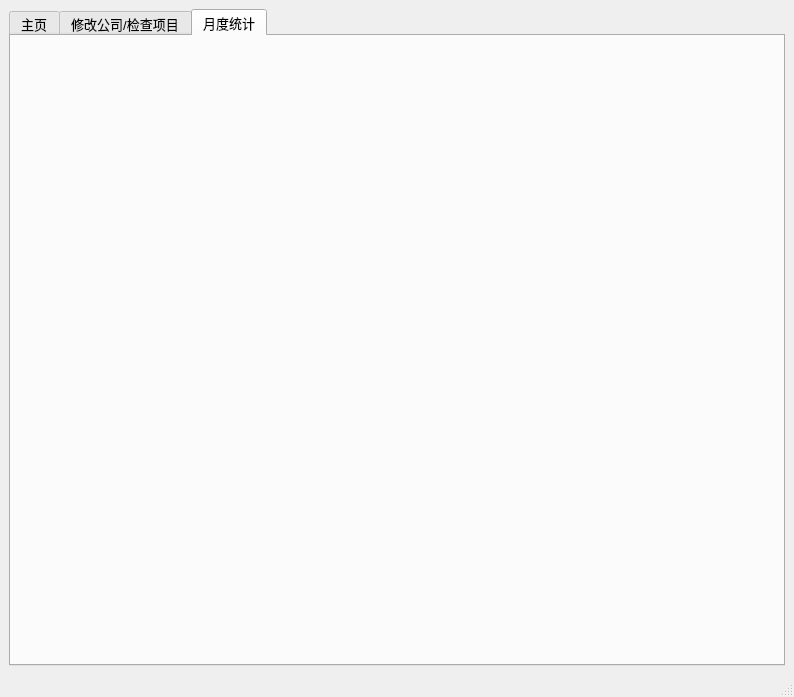
Qt form demo_main_window.ui (passballking/Medi_Statistics-pyqt5-) before a commit.
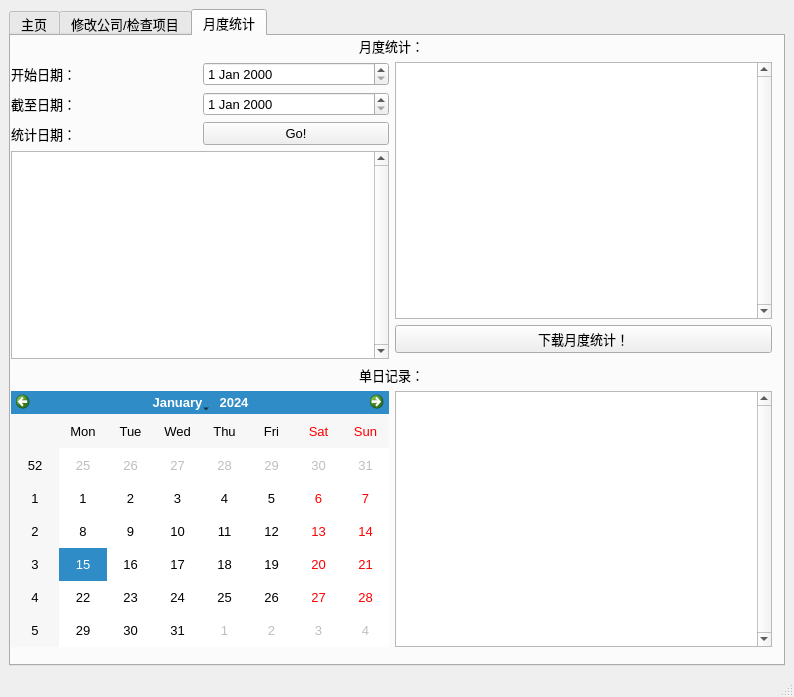
The same form after that commit. The open tabs and pages were chosen to show the change.

Diff of the .ui file:
```diff
--- a/demo_main_window.ui
+++ b/demo_main_window.ui
@@ -288,6 +288,107 @@
        <attribute name="title">
         <string>月度统计</string>
        </attribute>
+       <widget class="QWidget" name="layoutWidget">
+        <property name="geometry">
+         <rect>
+          <x>0</x>
+          <y>0</y>
+          <width>761</width>
+          <height>611</height>
+         </rect>
+        </property>
+        <layout class="QGridLayout" name="gridLayout_12">
+         <item row="7" column="0">
+          <widget class="QCalendarWidget" name="page3_calendarWidget"/>
+         </item>
+         <item row="0" column="0" colspan="2">
+          <widget class="QLabel" name="label_5">
+           <property name="text">
+            <string>月度统计：</string>
+           </property>
+           <property name="alignment">
+            <set>Qt::AlignCenter</set>
+           </property>
+          </widget>
+         </item>
+         <item row="1" column="1">
+          <widget class="QListWidget" name="page3_monthly_listWidget">
+           <property name="verticalScrollBarPolicy">
+            <enum>Qt::ScrollBarAlwaysOn</enum>
+           </property>
+          </widget>
+         </item>
+         <item row="6" column="0" colspan="2">
+          <widget class="QLabel" name="label_6">
+           <property name="text">
+            <string>单日记录：</string>
+           </property>
+           <property name="alignment">
+            <set>Qt::AlignCenter</set>
+           </property>
+          </widget>
+         </item>
+         <item row="7" column="1">
+          <widget class="QListWidget" name="page3_daily_listWidget">
+           <property name="verticalScrollBarPolicy">
+            <enum>Qt::ScrollBarAlwaysOn</enum>
+           </property>
+          </widget>
+         </item>
+         <item row="2" column="1">
+          <widget class="QPushButton" name="page3_monthly_download_button">
+           <property name="text">
+            <string>下载月度统计！</string>
+           </property>
+          </widget>
+         </item>
+         <item row="1" column="0" rowspan="3">
+          <layout class="QGridLayout" name="gridLayout_11">
+           <item row="0" column="0">
+            <widget class="QLabel" name="page3_start_label">
+             <property name="text">
+              <string>开始日期：</string>
+             </property>
+            </widget>
+           </item>
+           <item row="1" column="0">
+            <widget class="QLabel" name="page3_end_label">
+             <property name="text">
+              <string>截至日期：</string>
+             </property>
+            </widget>
+           </item>
+           <item row="1" column="1">
+            <widget class="QDateEdit" name="page3_end_dateEdit"/>
+           </item>
+           <item row="0" column="1">
+            <widget class="QDateEdit" name="page3_start_dateEdit"/>
+           </item>
+           <item row="2" column="0">
+            <widget class="QLabel" name="page3_all_date_label">
+             <property name="text">
+              <string>统计日期：</string>
+             </property>
+            </widget>
+           </item>
+           <item row="3" column="0" colspan="2">
+            <widget class="QListWidget" name="page3_alldates_listWidget">
+             <property name="verticalScrollBarPolicy">
+              <enum>Qt::ScrollBarAlwaysOn</enum>
+             </property>
+            </widget>
+           </item>
+           <item row="2" column="1">
+            <widget class="QPushButton" name="page3_monthly_pushButton">
+             <property name="text">
+              <string>Go!</string>
+             </property>
+            </widget>
+           </item>
+          </layout>
+         </item>
+        </layout>
+       </widget>
       </widget>
      </widget>
     </item>
```
Left out of the diff: 2 changed lines with no effect on the pictures.
